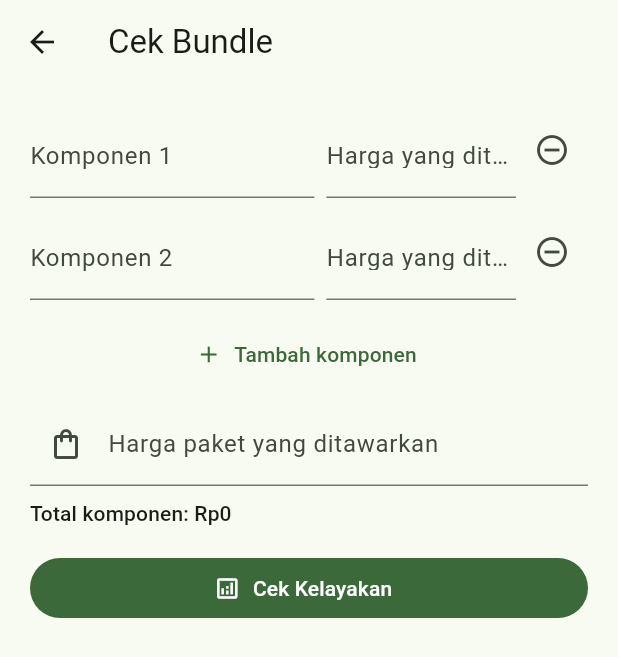
After one commit to WildaGhoniyuJiddan/WorthGaBang-AndroidVer, a Flutter app: the BundleScreen screen opened directly, on a phone screen of 412 x 824 dp. The commit adds this screen. Shown: the top 657 px of the screen. Run offline on Flutter 3.47's test engine with Material 3 defaults, Android fonts, the light colour scheme and no system bars; our stand-ins replace dio, drift, flutter_riverpod, flutter_secure_storage, go_router, local_auth; missing offline and left inert: workmanager; accounts and stored records are empty; generated files the repository leaves out were written again; statements that could not run were skipped.

Commit message:
T4: bundle check multi-komponen + verdict per item

```diff
--- a/lib/core/network/fake_api_client.dart
+++ b/lib/core/network/fake_api_client.dart
@@ -216,12 +216,26 @@ class FakeApiClient implements ApiClient {
           },
         };
       case '/api/v1/analyze-bundle':
+        final items = (body?['items'] as List? ?? const [])
+            .whereType<Map<String, dynamic>>()
+            .toList();
         return {
+          'bundle_price': body?['bundle_price'] ?? 15000000,
+          'reference_total': 14800000,
           'score': 78.0,
           'verdict': 'wajar',
-          'total_input': 15000000,
-          'total_median': 14800000,
-          'items': [],
+          'recommendation': 'Harga paket masih wajar.',
+          'savings_percent': 2.5,
+          'items': [
+            for (final it in items)
+              {
+                'query': it['query'] ?? '',
+                'price': it['price'] ?? 0,
+                'reference_price': 4600000,
+                'score': 80.0,
+                'verdict': 'wajar',
+              },
+          ],
         };
       case '/api/v1/chat/ask':
         return {
--- /dev/null
+++ b/lib/features/price_check/data/bundle_models.dart
@@ -0,0 +1,77 @@
+/// Model POST /api/v1/analyze-bundle — mengikuti API_CONTRACT.md.
+class BundleInputItem {
+  const BundleInputItem({
+    required this.query,
+    required this.price,
+    this.componentType,
+  });
+
+  final String query;
+  final int price;
+  final String? componentType;
+
+  Map<String, dynamic> toJson() => {
+        'query': query,
+        'price': price,
+        if (componentType != null) 'component_type': componentType,
+      };
+}
+
+class BundleResultItem {
+  const BundleResultItem({
+    required this.query,
+    required this.price,
+    this.referencePrice,
+    this.score,
+    this.verdict,
+  });
+
+  final String query;
+  final int price;
+  final int? referencePrice;
+  final double? score;
+  final String? verdict;
+
+  factory BundleResultItem.fromJson(Map<String, dynamic> json) =>
+      BundleResultItem(
+        query: json['query'] as String? ?? '',
+        price: (json['price'] as num? ?? 0).toInt(),
+        referencePrice: (json['reference_price'] as num?)?.toInt(),
+        score: (json['score'] as num?)?.toDouble(),
+        verdict: json['verdict'] as String?,
+      );
+}
+
+class BundleResult {
+  const BundleResult({
+    required this.bundlePrice,
+    this.referenceTotal,
+    required this.score,
+    required this.verdict,
+    this.recommendation,
+    this.savingsPercent,
+    this.items = const [],
+  });
+
+  final int bundlePrice;
+  final int? referenceTotal;
+  final double score;
+  final String verdict;
+  final String? recommendation;
+  final double? savingsPercent;
+  final List<BundleResultItem> items;
+
+  factory BundleResult.fromJson(Map<String, dynamic> json) =>
+      BundleResult(
+        bundlePrice: (json['bundle_price'] as num? ?? 0).toInt(),
+        referenceTotal: (json['reference_total'] as num?)?.toInt(),
+        score: (json['score'] as num? ?? 0).toDouble(),
+        verdict: json['verdict'] as String? ?? 'data terbatas',
+        recommendation: json['recommendation'] as String?,
+        savingsPercent: (json['savings_percent'] as num?)?.toDouble(),
+        items: (json['items'] as List? ?? const [])
+            .whereType<Map<String, dynamic>>()
+            .map(BundleResultItem.fromJson)
+            .toList(),
+      );
+}
--- a/lib/features/price_check/data/price_check_api.dart
+++ b/lib/features/price_check/data/price_check_api.dart
@@ -1,4 +1,5 @@
 import '../../../core/network/api_client.dart';
+import 'bundle_models.dart';
 import 'models.dart';
 
 /// Akses endpoint price check (existing backend, tanpa perubahan).
@@ -28,6 +29,23 @@ class PriceCheckApi {
     return AnalysisResult.fromJson(json);
   }
 
+  /// POST /api/v1/analyze-bundle — analisis paket 1–6 komponen.
+  Future<BundleResult> analyzeBundle({
+    required List<BundleInputItem> items,
+    required int bundlePrice,
+    String condition = 'any',
+  }) async {
+    final json = await _client.postJson(
+      '/api/v1/analyze-bundle',
+      body: {
+        'items': items.map((e) => e.toJson()).toList(),
+        'bundle_price': bundlePrice,
+        'condition': condition,
+      },
+    );
+    return BundleResult.fromJson(json);
+  }
+
   /// GET /api/v1/suggest/{section} — autocomplete (frontend debounce 300ms).
   Future<List<String>> suggest({
     required String section, // 'pc' | 'laptop'
--- /dev/null
+++ b/lib/features/price_check/presentation/bundle_screen.dart
@@ -0,0 +1,285 @@
+import 'package:flutter/material.dart';
+import 'package:flutter_riverpod/flutter_riverpod.dart';
+
+import '../../../core/utils/rupiah.dart';
+import '../../../core/widgets/verdict_badge.dart';
+import '../../../l10n/strings.dart';
+import '../data/bundle_models.dart';
+import '../data/models.dart';
+import 'price_check_screen.dart';
+
+/// Layar cek bundle: 1–6 komponen + harga paket, verdict per-komponen & total.
+class BundleScreen extends ConsumerStatefulWidget {
+  const BundleScreen({super.key});
+
+  @override
+  ConsumerState<BundleScreen> createState() => _BundleScreenState();
+}
+
+class _BundleItemField {
+  final query = TextEditingController();
+  final price = TextEditingController();
+  void dispose() {
+    query.dispose();
+    price.dispose();
+  }
+}
+
+class _BundleScreenState extends ConsumerState<BundleScreen> {
+  final _formKey = GlobalKey<FormState>();
+  final _bundlePrice = TextEditingController();
+  final _items = <_BundleItemField>[_BundleItemField(), _BundleItemField()];
+
+  bool _loading = false;
+  String? _error;
+  BundleResult? _result;
+
+  @override
+  void dispose() {
+    for (final i in _items) {
+      i.dispose();
+    }
+    _bundlePrice.dispose();
+    super.dispose();
+  }
+
+  int _itemPrice(_BundleItemField i) =>
+      int.tryParse(i.price.text.replaceAll(RegExp(r'[^0-9]'), '')) ?? 0;
+
+  int get _runningTotal => _items.fold(0, (s, i) => s + _itemPrice(i));
+
+  Future<void> _submit() async {
+    if (!_formKey.currentState!.validate()) return;
+    FocusScope.of(context).unfocus();
+    setState(() {
+      _loading = true;
+      _error = null;
+      _result = null;
+    });
+    try {
+      final result =
+          await ref.read(priceCheckApiProvider).analyzeBundle(
+                items: [
+                  for (final i in _items)
+                    BundleInputItem(
+                      query: i.query.text.trim(),
+                      price: _itemPrice(i),
+                    ),
+                ],
+                bundlePrice: int.parse(
+                  _bundlePrice.text.replaceAll(RegExp(r'[^0-9]'), ''),
+                ),
+              );
+      setState(() => _result = result);
+    } catch (e) {
+      setState(() => _error = e.toString());
+    } finally {
+      if (mounted) setState(() => _loading = false);
+    }
+  }
+
+  @override
+  Widget build(BuildContext context) {
+    final result = _result;
+    return Scaffold(
+      appBar: AppBar(title: const Text(AppStrings.bundleTitle)),
+      body: SafeArea(
+        child: SingleChildScrollView(
+          padding: const EdgeInsets.all(20),
+          child: Form(
+            key: _formKey,
+            child: Column(
+              crossAxisAlignment: CrossAxisAlignment.stretch,
+              children: [
+                for (var idx = 0; idx < _items.length; idx++)
+                  _ItemRow(
+                    index: idx,
+                    field: _items[idx],
+                    canRemove: _items.length > 1,
+                    onRemove: () => setState(() {
+                      _items[idx].dispose();
+                      _items.removeAt(idx);
+                    }),
+                    onChanged: () => setState(() {}),
+                  ),
+                if (_items.length < 6)
+                  TextButton.icon(
+                    onPressed: () =>
+                        setState(() => _items.add(_BundleItemField())),
+                    icon: const Icon(Icons.add),
+                    label: const Text(AppStrings.bundleAddItem),
+                  ),
+                const SizedBox(height: 8),
+                TextFormField(
+                  controller: _bundlePrice,
+                  keyboardType: TextInputType.number,
+                  onChanged: (_) => setState(() {}),
+                  decoration: const InputDecoration(
+                    labelText: AppStrings.bundlePriceLabel,
+                    prefixText: 'Rp ',
+                    prefixIcon: Icon(Icons.shopping_bag_outlined),
+                  ),
+                  validator: (v) =>
+                      (int.tryParse(v?.replaceAll(RegExp(r'[^0-9]'), '') ?? '') ??
+                                  0) <=
+                              0
+                          ? AppStrings.priceInvalid
+                          : null,
+                ),
+                const SizedBox(height: 8),
+                Text(
+                  'Total komponen: ${formatRupiah(_runningTotal)}',
+                  style: Theme.of(context).textTheme.titleSmall,
+                ),
+                const SizedBox(height: 16),
+                FilledButton.icon(
+                  onPressed: _loading ? null : _submit,
+                  icon: const Icon(Icons.analytics_outlined),
+                  label: _loading
+                      ? const SizedBox(
+                          height: 18,
+                          width: 18,
+                          child: CircularProgressIndicator(strokeWidth: 2),
+                        )
+                      : const Text(AppStrings.checkButton),
+                ),
+                if (_error != null) ...[
+                  const SizedBox(height: 12),
+                  Text(_error!,
+                      style: TextStyle(
+                          color: Theme.of(context).colorScheme.error)),
+                ],
+                if (result != null) ...[
+                  const SizedBox(height: 24),
+                  const Divider(),
+                  const SizedBox(height: 12),
+                  Row(
+                    children: [
+                      VerdictBadge(
+                          verdict: verdictFromString(result.verdict)),
+                      const SizedBox(width: 12),
+                      Text(
+                        'Skor ${result.score.toStringAsFixed(0)}/100',
+                        style: Theme.of(context).textTheme.titleLarge,
+                      ),
+                    ],
+                  ),
+                  const SizedBox(height: 8),
+                  Text(
+                      'Harga paket: ${formatRupiah(result.bundlePrice)}'),
+                  if (result.referenceTotal != null)
+                    Text(
+                        'Total referensi: ${formatRupiah(result.referenceTotal!)}'),
+                  if (result.savingsPercent != null)
+                    Text(
+                      'Hemat: ${result.savingsPercent!.toStringAsFixed(1)}%',
+                      style: const TextStyle(fontWeight: FontWeight.bold),
+                    ),
+                  if (result.recommendation != null) ...[
+                    const SizedBox(height: 8),
+                    Text(result.recommendation!),
+                  ],
+                  if (result.items.isNotEmpty) ...[
+                    const SizedBox(height: 12),
+                    Text('Per komponen',
+                        style: Theme.of(context).textTheme.titleMedium),
+                    const SizedBox(height: 8),
+                    for (final item in result.items)
+                      Card(
+                        child: ListTile(
+                          title: Text(item.query),
+                          subtitle: item.verdict != null
+                              ? Text(item.verdict!)
+                              : null,
+                          trailing: Column(
+                            mainAxisAlignment: MainAxisAlignment.center,
+                            crossAxisAlignment: CrossAxisAlignment.end,
+                            children: [
+                              Text(formatRupiah(item.price),
+                                  style: const TextStyle(
+                                      fontWeight: FontWeight.bold)),
+                              if (item.referencePrice != null)
+                                Text(
+                                  'ref: ${formatRupiah(item.referencePrice!)}',
+                                  style:
+                                      Theme.of(context).textTheme.bodySmall,
+                                ),
+                            ],
+                          ),
+                        ),
+                      ),
+                  ],
+                ],
+              ],
+            ),
+          ),
+        ),
+      ),
+    );
+  }
+}
+
+class _ItemRow extends StatelessWidget {
+  const _ItemRow({
+    required this.index,
+    required this.field,
+    required this.canRemove,
+    required this.onRemove,
+    required this.onChanged,
+  });
+
+  final int index;
+  final _BundleItemField field;
+  final bool canRemove;
+  final VoidCallback onRemove;
+  final VoidCallback onChanged;
+
+  @override
+  Widget build(BuildContext context) {
+    return Padding(
+      padding: const EdgeInsets.only(bottom: 12),
+      child: Row(
+        crossAxisAlignment: CrossAxisAlignment.start,
+        children: [
+          Expanded(
+            flex: 3,
+            child: TextFormField(
+              controller: field.query,
+              decoration: InputDecoration(
+                labelText: '${AppStrings.bundleItemLabel} ${index + 1}',
+              ),
+              validator: (v) => (v == null || v.trim().isEmpty)
+                  ? AppStrings.queryMin
+                  : null,
+            ),
+          ),
+          const SizedBox(width: 8),
+          Expanded(
+            flex: 2,
+            child: TextFormField(
+              controller: field.price,
+              keyboardType: TextInputType.number,
+              onChanged: (_) => onChanged(),
+              decoration: const InputDecoration(
+                labelText: AppStrings.priceLabel,
+                prefixText: 'Rp ',
+              ),
+              validator: (v) =>
+                  (int.tryParse(
+                              v?.replaceAll(RegExp(r'[^0-9]'), '') ?? '') ??
+                          0) <=
+                          0
+                      ? AppStrings.priceInvalid
+                      : null,
+            ),
+          ),
+          if (canRemove)
+            IconButton(
+              icon: const Icon(Icons.remove_circle_outline),
+              onPressed: onRemove,
+            ),
+        ],
+      ),
+    );
+  }
+}
--- a/lib/features/price_check/presentation/price_check_screen.dart
+++ b/lib/features/price_check/presentation/price_check_screen.dart
@@ -10,6 +10,7 @@ import '../data/history_repository.dart';
 import '../data/models.dart';
 import '../data/price_check_api.dart';
 import 'result_screen.dart';
+import 'bundle_screen.dart';
 
 final priceCheckApiProvider = Provider<PriceCheckApi>(
   (ref) => PriceCheckApi(ref.watch(apiClientProvider)),
@@ -201,6 +202,15 @@ class _PriceCheckScreenState extends ConsumerState<PriceCheckScreen> {
                     style: TextStyle(color: theme.colorScheme.error),
                   ),
                 ],
+                const SizedBox(height: 8),
+                OutlinedButton.icon(
+                  onPressed: () => Navigator.of(context).push(
+                    MaterialPageRoute(
+                        builder: (_) => const BundleScreen()),
+                  ),
+                  icon: const Icon(Icons.inventory_2_outlined),
+                  label: const Text(AppStrings.bundleModeButton),
+                ),
               ],
             ),
           ),
--- a/lib/l10n/strings.dart
+++ b/lib/l10n/strings.dart
@@ -56,4 +56,11 @@ abstract final class AppStrings {
   static const conditionLabel = 'Kondisi';
   static const checkButton = 'Cek Kelayakan';
   static const doneButton = 'Selesai';
+
+  // Bundle (T4).
+  static const bundleTitle = 'Cek Bundle';
+  static const bundleModeButton = 'Mode Bundle (multi-komponen)';
+  static const bundleAddItem = 'Tambah komponen';
+  static const bundleItemLabel = 'Komponen';
+  static const bundlePriceLabel = 'Harga paket yang ditawarkan';
 }
```
Also changed, not shown: 1 other file.
